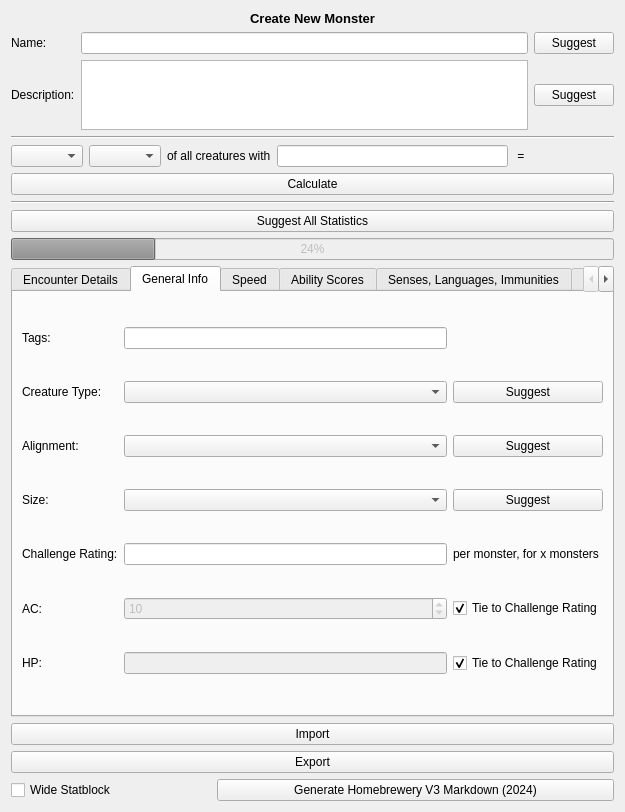
Zhendryk/monster_maker, file monster_forge/gui/view/qt_designer/create_monster_view.ui: the form before one commit.
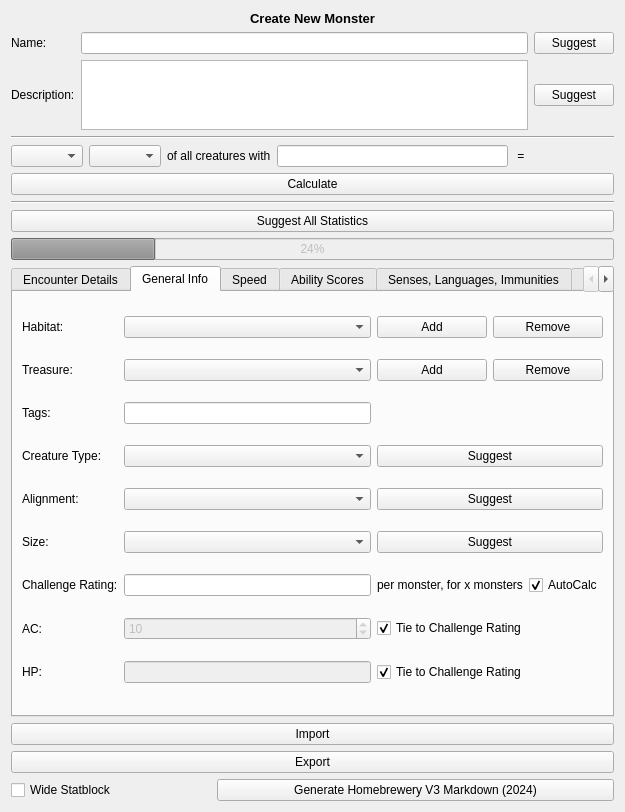
The form after the commit. The open tabs and pages were chosen to show the change.

Commit message: Add in habitat and treasure UI, make CR mutable, fix languages

```diff
--- a/monster_forge/gui/view/qt_designer/create_monster_view.ui
+++ b/monster_forge/gui/view/qt_designer/create_monster_view.ui
@@ -7,7 +7,7 @@
     <x>0</x>
     <y>0</y>
     <width>625</width>
-    <height>689</height>
+    <height>755</height>
    </rect>
   </property>
   <property name="windowTitle">
@@ -248,48 +248,49 @@
        <string>General Info</string>
       </attribute>
       <layout class="QGridLayout" name="gridLayout">
-       <item row="5" column="1">
-        <widget class="QSpinBox" name="spinbox_ac">
-         <property name="enabled">
-          <bool>false</bool>
-         </property>
-         <property name="maximum">
-          <number>30</number>
-         </property>
-         <property name="value">
-          <number>10</number>
+       <item row="0" column="1">
+        <widget class="QComboBox" name="cb_habitat"/>
+       </item>
+       <item row="0" column="2">
+        <layout class="QHBoxLayout" name="_hl_habitat_btns">
+         <item>
+          <widget class="QPushButton" name="btn_add_habitat">
+           <property name="text">
+            <string>Add</string>
+           </property>
+          </widget>
+         </item>
+         <item>
+          <widget class="QPushButton" name="btn_remove_habitat">
+           <property name="text">
+            <string>Remove</string>
+           </property>
+          </widget>
+         </item>
+        </layout>
+       </item>
+       <item row="0" column="0">
+        <widget class="QLabel" name="_lbl_habitat">
+         <property name="text">
+          <string>Habitat:</string>
          </property>
         </widget>
        </item>
-       <item row="4" column="0">
+       <item row="6" column="0">
         <widget class="QLabel" name="_lbl_challenge_rating">
          <property name="text">
           <string>Challenge Rating:</string>
          </property>
         </widget>
        </item>
-       <item row="3" column="2">
-        <widget class="QPushButton" name="btn_suggest_size">
+       <item row="8" column="0">
+        <widget class="QLabel" name="_lbl_hp">
          <property name="text">
-          <string>Suggest</string>
+          <string>HP:</string>
          </property>
         </widget>
        </item>
-       <item row="4" column="2">
-        <widget class="QLabel" name="_lbl_per_monster_for_x_monsters">
-         <property name="text">
-          <string>per monster, for x monsters</string>
-         </property>
-        </widget>
-       </item>
-       <item row="5" column="0">
-        <widget class="QLabel" name="_lbl_ac">
-         <property name="text">
-          <string>AC:</string>
-         </property>
-        </widget>
-       </item>
-       <item row="6" column="2">
+       <item row="8" column="2">
         <widget class="QCheckBox" name="checkbox_tie_hp_to_cr">
          <property name="text">
           <string>Tie to Challenge Rating</string>
@@ -299,86 +300,155 @@
          </property>
         </widget>
        </item>
-       <item row="6" column="1">
-        <widget class="QLineEdit" name="lineedit_hp">
-         <property name="enabled">
-          <bool>false</bool>
-         </property>
-        </widget>
-       </item>
-       <item row="1" column="2">
-        <widget class="QPushButton" name="btn_suggest_creature_type">
+       <item row="3" column="0">
+        <widget class="QLabel" name="_lbl_creature_type">
          <property name="text">
-          <string>Suggest</string>
+          <string>Creature Type:</string>
          </property>
         </widget>
        </item>
-       <item row="2" column="1">
+       <item row="4" column="1">
         <widget class="QComboBox" name="cb_alignment"/>
        </item>
+       <item row="7" column="2">
+        <widget class="QCheckBox" name="checkbox_tie_ac_to_cr">
+         <property name="text">
+          <string>Tie to Challenge Rating</string>
+         </property>
+         <property name="checked">
+          <bool>true</bool>
+         </property>
+        </widget>
+       </item>
+       <item row="2" column="1">
+        <widget class="QLineEdit" name="lineedit_tags"/>
+       </item>
        <item row="3" column="1">
-        <widget class="QComboBox" name="cb_size"/>
-       </item>
-       <item row="1" column="1">
         <widget class="QComboBox" name="cb_creature_type"/>
        </item>
-       <item row="2" column="0">
-        <widget class="QLabel" name="_lbl_alignment">
-         <property name="text">
-          <string>Alignment:</string>
+       <item row="7" column="1">
+        <widget class="QSpinBox" name="spinbox_ac">
+         <property name="enabled">
+          <bool>false</bool>
+         </property>
+         <property name="maximum">
+          <number>30</number>
+         </property>
+         <property name="value">
+          <number>10</number>
          </property>
         </widget>
        </item>
        <item row="5" column="2">
-        <widget class="QCheckBox" name="checkbox_tie_ac_to_cr">
+        <widget class="QPushButton" name="btn_suggest_size">
          <property name="text">
-          <string>Tie to Challenge Rating</string>
+          <string>Suggest</string>
          </property>
-         <property name="checked">
-          <bool>true</bool>
-         </property>
         </widget>
        </item>
-       <item row="6" column="0">
-        <widget class="QLabel" name="_lbl_hp">
-         <property name="text">
-          <string>HP:</string>
+       <item row="6" column="2">
+        <layout class="QHBoxLayout" name="hl_Cr">
+         <item>
+          <widget class="QLabel" name="_lbl_per_monster_for_x_monsters">
+           <property name="text">
+            <string>per monster, for x monsters</string>
+           </property>
+          </widget>
+         </item>
+         <item>
+          <widget class="QCheckBox" name="checkbox_auto_calc_cr">
+           <property name="text">
+            <string>AutoCalc</string>
+           </property>
+           <property name="checked">
+            <bool>true</bool>
+           </property>
+          </widget>
+         </item>
+        </layout>
+       </item>
+       <item row="5" column="1">
+        <widget class="QComboBox" name="cb_size"/>
+       </item>
+       <item row="8" column="1">
+        <widget class="QLineEdit" name="lineedit_hp">
+         <property name="enabled">
+          <bool>false</bool>
          </property>
         </widget>
        </item>
-       <item row="3" column="0">
+       <item row="5" column="0">
         <widget class="QLabel" name="_lbl_size">
          <property name="text">
           <string>Size:</string>
          </property>
         </widget>
        </item>
-       <item row="2" column="2">
-        <widget class="QPushButton" name="btn_suggest_alignment">
-         <property name="text">
-          <string>Suggest</string>
-         </property>
-        </widget>
-       </item>
-       <item row="1" column="0">
-        <widget class="QLabel" name="_lbl_creature_type">
-         <property name="text">
-          <string>Creature Type:</string>
-         </property>
-        </widget>
-       </item>
-       <item row="4" column="1">
-        <widget class="QLineEdit" name="lineedit_challenge_rating"/>
-       </item>
-       <item row="0" column="0">
+       <item row="2" column="0">
         <widget class="QLabel" name="_lbl_tags">
          <property name="text">
           <string>Tags:</string>
          </property>
         </widget>
        </item>
-       <item row="0" column="1">
-        <widget class="QLineEdit" name="lineedit_tags"/>
+       <item row="4" column="0">
+        <widget class="QLabel" name="_lbl_alignment">
+         <property name="text">
+          <string>Alignment:</string>
+         </property>
+        </widget>
+       </item>
+       <item row="7" column="0">
+        <widget class="QLabel" name="_lbl_ac">
+         <property name="text">
+          <string>AC:</string>
+         </property>
+        </widget>
+       </item>
+       <item row="3" column="2">
+        <widget class="QPushButton" name="btn_suggest_creature_type">
+         <property name="text">
+          <string>Suggest</string>
+         </property>
+        </widget>
+       </item>
+       <item row="4" column="2">
+        <widget class="QPushButton" name="btn_suggest_alignment">
+         <property name="text">
+          <string>Suggest</string>
+         </property>
+        </widget>
+       </item>
+       <item row="6" column="1">
+        <widget class="QLineEdit" name="lineedit_challenge_rating"/>
+       </item>
+       <item row="1" column="0">
+        <widget class="QLabel" name="_lbl_treasure">
+         <property name="text">
+          <string>Treasure:</string>
+         </property>
+        </widget>
+       </item>
+       <item row="1" column="1">
+        <widget class="QComboBox" name="cb_treasure"/>
+       </item>
+       <item row="1" column="2">
+        <layout class="QHBoxLayout" name="_hl_treasure_btns">
+         <item>
+          <widget class="QPushButton" name="btn_add_treasure">
+           <property name="text">
+            <string>Add</string>
+           </property>
+          </widget>
+         </item>
+         <item>
+          <widget class="QPushButton" name="btn_remove_treasure">
+           <property name="text">
+            <string>Remove</string>
+           </property>
+          </widget>
+         </item>
+        </layout>
        </item>
       </layout>
      </widget>
```
The commit also changes 5 other files.
